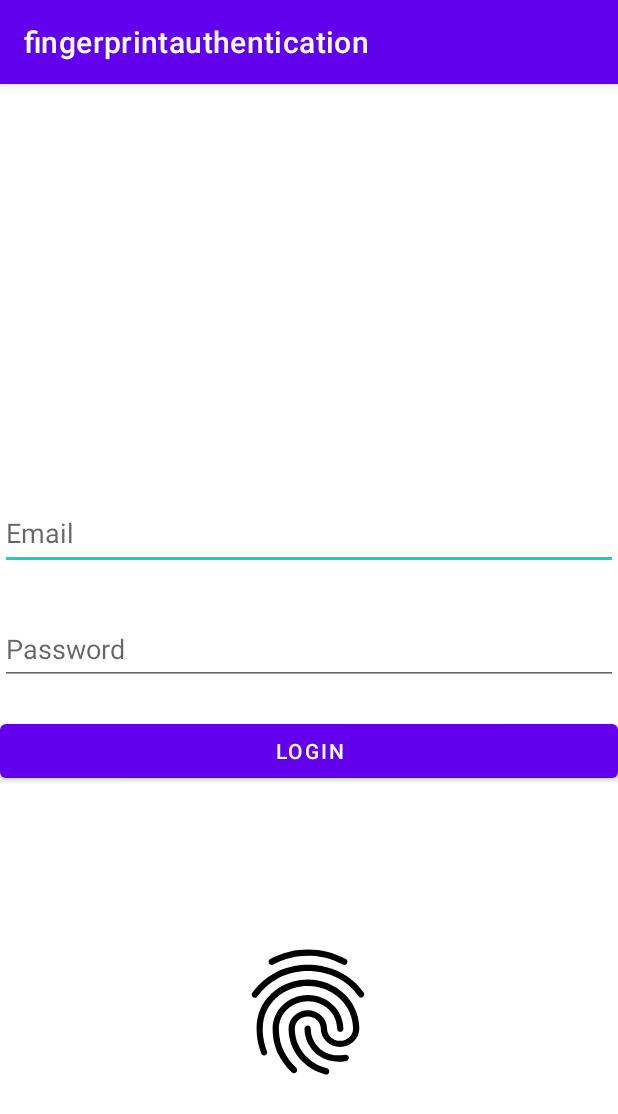
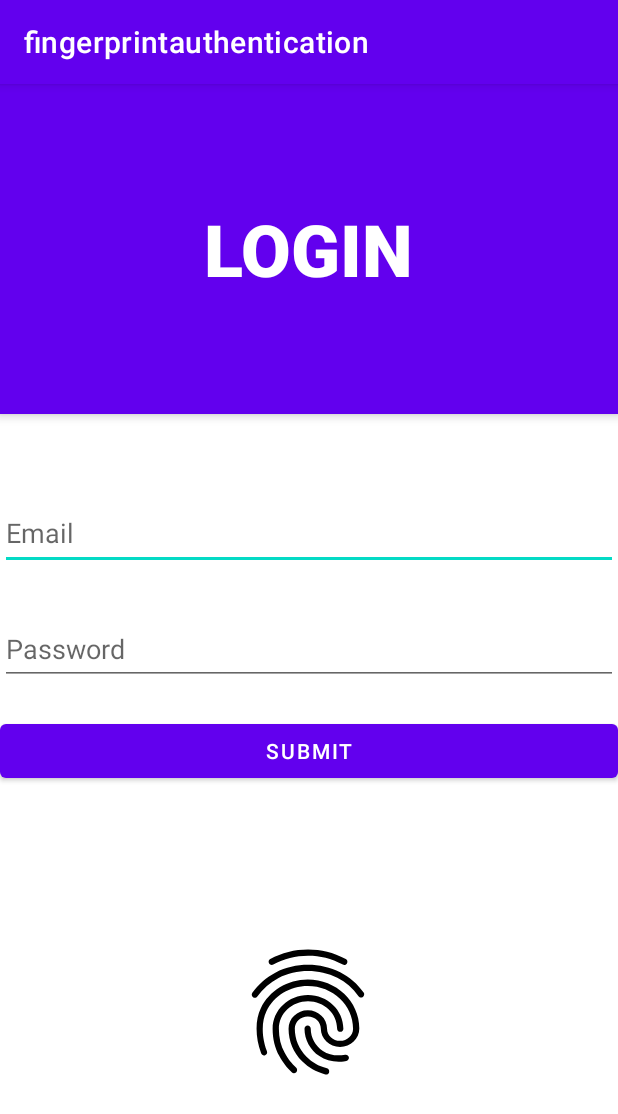
Before and after one commit to 240-Johan/FingerPrintAuthApp, an Android app: the screen it shows after launch (MainActivity), on a phone screen of 412 x 824 dp. Shown: the top 1114 px of the screen. Run offline under Robolectric (Android 15) with nearby library versions, the phone set to English and light mode, and no system bars; our stand-ins replace Firebase (no records; nobody signed in at launch, a user with empty details on screens opened directly).

Commit message:
Agrego detalles minimos a la interfaz

```diff
--- a/app/src/main/res/layout/activity_main.xml
+++ b/app/src/main/res/layout/activity_main.xml
@@ -4,7 +4,26 @@
     xmlns:tools="http://schemas.android.com/tools"
     android:layout_width="match_parent"
     android:layout_height="match_parent"
-    tools:context=".MainActivity">
+    tools:context=".MainActivity"
+    >
+
+    <com.google.android.material.appbar.AppBarLayout
+        android:layout_width="match_parent"
+        android:layout_height="wrap_content"
+        android:gravity="center"
+        android:minHeight="220dp"
+        android:background="@color/purple_500"
+        tools:ignore="MissingConstraints">>
+        <TextView
+            android:layout_width="wrap_content"
+            android:layout_height="wrap_content"
+            android:layout_gravity="center_horizontal|top"
+            android:text="LOGIN"
+            android:textColor="@android:color/white"
+            android:textSize="@android:dimen/app_icon_size"
+            android:fontFamily="sans-serif-black"/>
+    </com.google.android.material.appbar.AppBarLayout>
+
 
     <ImageView
         android:id="@+id/imageView"
@@ -23,11 +42,13 @@
         android:layout_width="0dp"
         android:layout_height="48dp"
         android:layout_marginTop="20dp"
-        android:text="Login"
+        android:text="Submit"
         app:layout_constraintEnd_toEndOf="parent"
         app:layout_constraintHorizontal_bias="0.0"
         app:layout_constraintStart_toStartOf="parent"
-        app:layout_constraintTop_toBottomOf="@+id/inputPassword" />
+        app:layout_constraintTop_toBottomOf="@+id/inputPassword"
+
+        />
 
     <EditText
         android:id="@+id/inputID"
```
Also changed, not shown: app/src/main/res/layout/activity_home.xml (+12 -4 lines), app/src/main/res/drawable/istockphoto_1281101468_170667a.jpg (added), app/src/main/res/drawable/tokyo_tower_0u_1125x2436.jpg (added).
